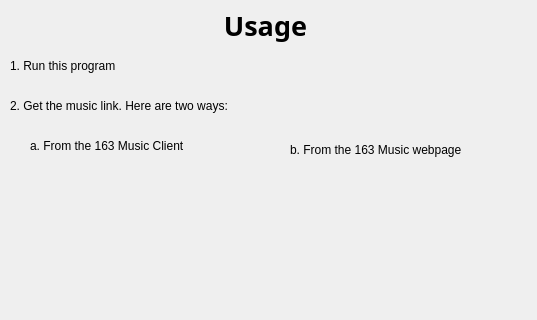
This is guidance.ui in xyz1001/fun-music as Qt 5 draws it before an edit; both pictures show x 0 to 537 and y 0 to 320 of the 537 by 481 pixel window. The edited form follows.
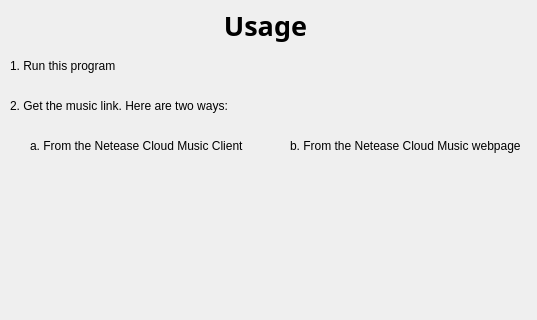
This is the edited form. Icons and pictures are not drawn.

Commit message: 统一名称为网易云音乐助手(netease music assistant)

Patch:
```diff
--- a/guidance.ui
+++ b/guidance.ui
@@ -127,20 +127,20 @@
     </rect>
    </property>
    <property name="text">
-    <string>a. From the 163 Music Client</string>
+    <string>a. From the Netease Cloud Music Client</string>
    </property>
   </widget>
   <widget class="QLabel" name="labelFromWeb">
    <property name="geometry">
     <rect>
      <x>290</x>
-     <y>140</y>
+     <y>136</y>
      <width>241</width>
      <height>20</height>
     </rect>
    </property>
    <property name="text">
-    <string>b. From the 163 Music webpage</string>
+    <string>b. From the Netease Cloud Music webpage</string>
    </property>
   </widget>
   <widget class="QLabel" name="labelStep3">
```
The commit also changes 12 other files.
